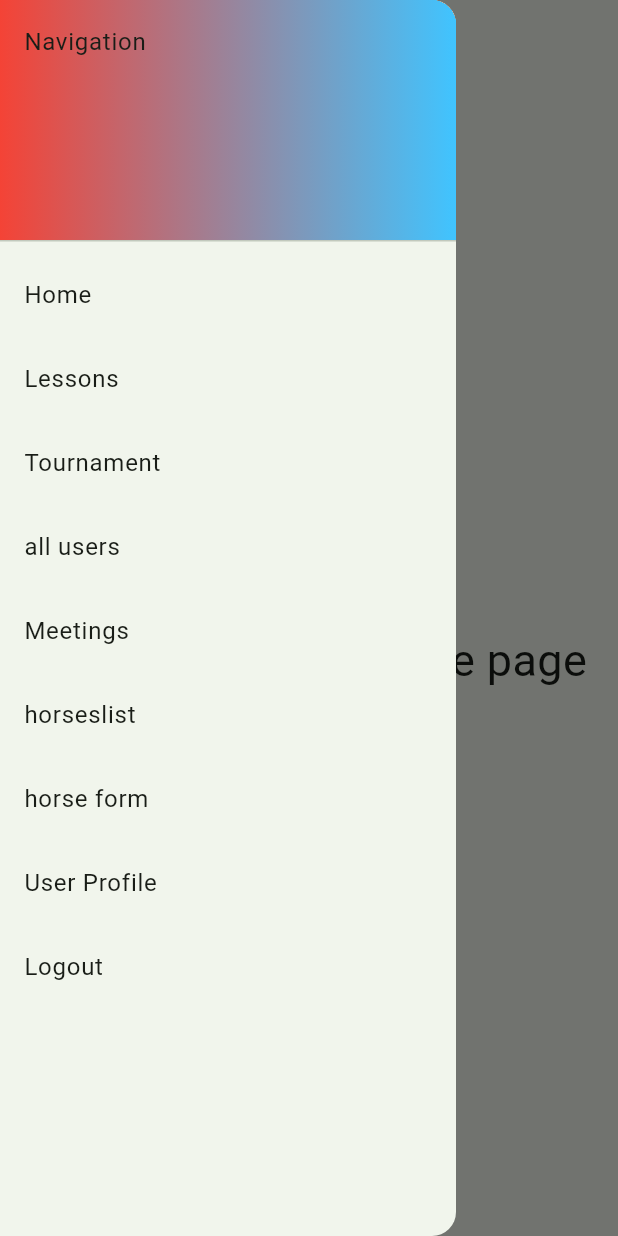
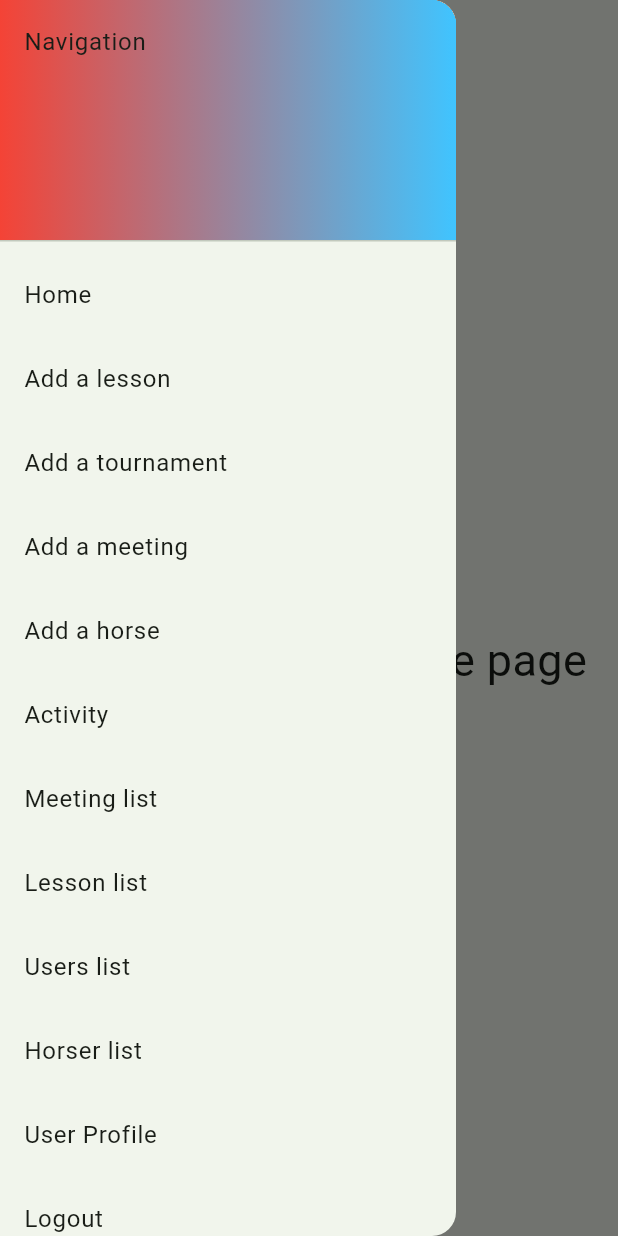
Before and after one commit to alxesv/L2_Paris_Chevaux, a Flutter app: the HomePage screen opened by its route, with the side drawer open, on a phone screen of 412 x 824 dp. Run offline on Flutter 3.47's test engine with Material 2 defaults, Android fonts, the phone set to English and light mode, and no system bars; our stand-ins replace flutter_dotenv; missing offline and left inert: mongo_dart.

Commit message:
all routes

```diff
--- a/lib/main.dart
+++ b/lib/main.dart
@@ -4,6 +4,7 @@ import 'package:projet_chevaux/pages/lesson_form.dart';
 import 'package:projet_chevaux/pages/lessonlist.dart';
 import 'package:projet_chevaux/pages/horse_form.dart';
 import 'package:projet_chevaux/pages/horseslist.dart';
+import 'package:projet_chevaux/pages/meetinglist.dart';
 import 'package:projet_chevaux/pages/userslist.dart';
 import '../pages/start.dart';
 import '../pages/login.dart';
@@ -41,6 +42,9 @@ class MyApp extends StatelessWidget {
         '/horseslist': (context) => HorsesList(),
         '/MeetingFormPage': (context) => MeetingFormPage(),
         '/UsersList': (context) => UsersList(),
+        '/LogList': (context) => LogList(),
+        '/LessonList': (context) => LessonList(),
+        '/MeetingList': (context) => MeetingList(),
       },
       debugShowCheckedModeBanner: false,
       title: 'Horse race manager',
--- a/lib/pages/home.dart
+++ b/lib/pages/home.dart
@@ -45,28 +45,40 @@ class HomePage extends StatelessWidget {
               onTap: () => _navigateTo(context, '/home'),
             ),
             ListTile(
-              title: Text('Lessons'),
+              title: Text('Add a lesson'),
               onTap: () => _navigateTo(context, '/LessonFormPage'),
             ),
             ListTile(
-              title: Text('Tournament'),
+              title: Text('Add a tournament'),
               onTap: () => _navigateTo(context, '/TournamentPage'),
             ),
             ListTile(
-              title: Text('all users'),
+              title: Text('Add a meeting'),
+              onTap: () => _navigateTo(context, '/MeetingFormPage'),
+            ),
+            ListTile(
+              title: Text('Add a horse'),
+              onTap: () => _navigateTo(context, '/horse_form'),
+            ),
+            ListTile(
+              title: Text('Activity'),
+              onTap: () => _navigateTo(context, '/LogList'),
+            ),
+            ListTile(
+              title: Text('Meeting list'),
+              onTap: () => _navigateTo(context, '/MeetingList'),
+            ),
+            ListTile(
+              title: Text('Lesson list'),
+              onTap: () => _navigateTo(context, '/LessonList'),
+            ),
+            ListTile(
+              title: Text('Users list'),
               onTap: () => _navigateTo(context, '/UsersList'),
             ),
             ListTile(
-              title: Text('Meetings'),
-              onTap: () => _navigateTo(context, '/MeetingFormPage'),
-            ),
-            ListTile(
-              title: Text('horseslist'),
+              title: Text('Horser list'),
               onTap: () => _navigateTo(context, '/horseslist'),
-            ),
-            ListTile(
-              title: Text('horse form'),
-              onTap: () => _navigateTo(context, '/horse_form'),
             ),
             ListTile(
               title: Text('User Profile'),
```
